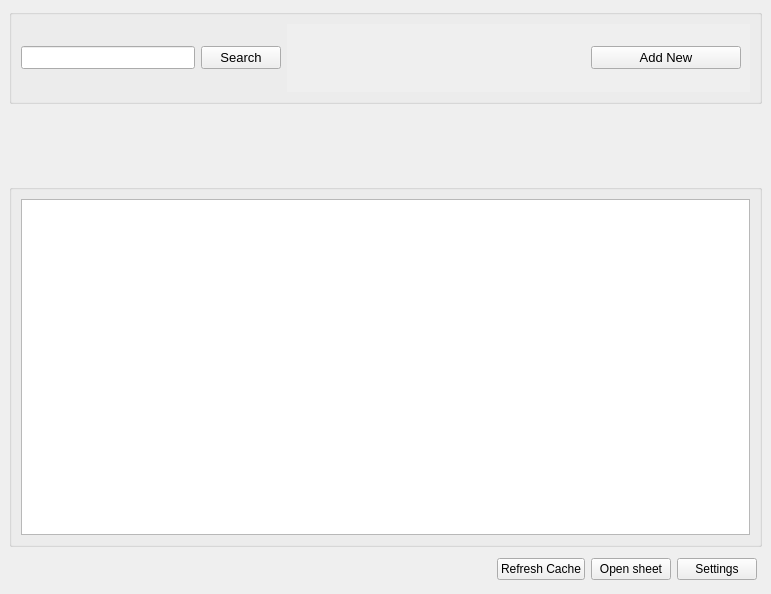
The window that qt5/gui_elements/mainUI.ui (Shotaos/GSheetsEngine) describes before a commit, drawn with Qt 5.
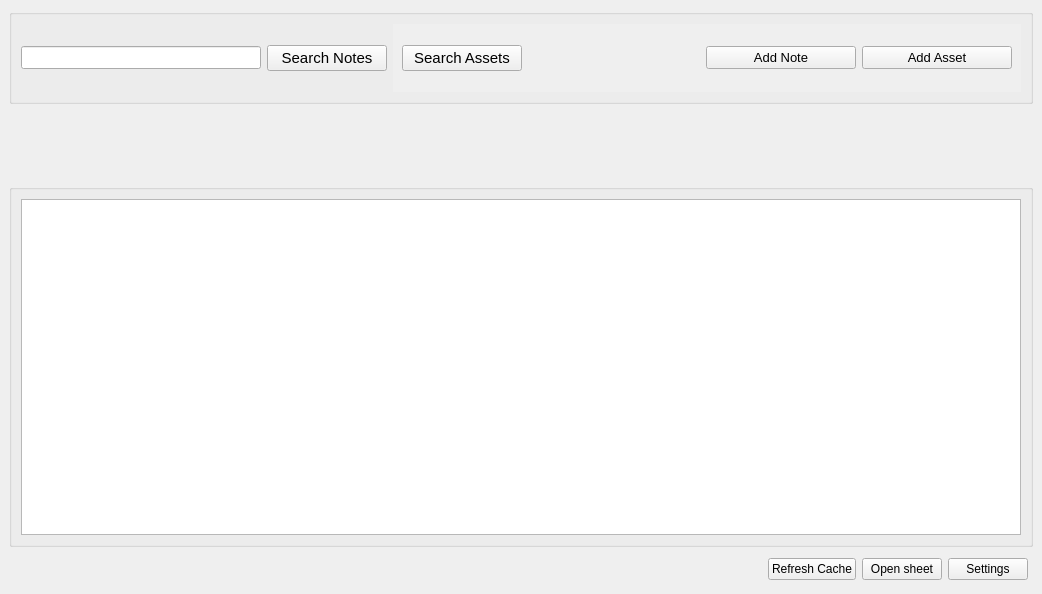
The same window after the commit.

Commit message: Initial commit of UE Assets update

Patch:
```diff
--- a/qt5/gui_elements/mainUI.ui
+++ b/qt5/gui_elements/mainUI.ui
@@ -6,7 +6,7 @@
    <rect>
     <x>0</x>
     <y>0</y>
-    <width>771</width>
+    <width>1042</width>
     <height>594</height>
    </rect>
   </property>
@@ -122,6 +122,12 @@
            <verstretch>0</verstretch>
           </sizepolicy>
          </property>
+         <property name="minimumSize">
+          <size>
+           <width>240</width>
+           <height>0</height>
+          </size>
+         </property>
          <property name="maximumSize">
           <size>
            <width>16777215</width>
@@ -149,6 +155,12 @@
            <verstretch>0</verstretch>
           </sizepolicy>
          </property>
+         <property name="minimumSize">
+          <size>
+           <width>120</width>
+           <height>0</height>
+          </size>
+         </property>
          <property name="maximumSize">
           <size>
            <width>16777215</width>
@@ -157,11 +169,13 @@
          </property>
          <property name="font">
           <font>
-           <pointsize>10</pointsize>
+           <pointsize>11</pointsize>
+           <weight>50</weight>
+           <bold>false</bold>
           </font>
          </property>
          <property name="text">
-          <string>Search</string>
+          <string>Search Notes</string>
          </property>
         </widget>
        </item>
@@ -192,11 +206,34 @@
            <rect>
             <x>0</x>
             <y>0</y>
-            <width>463</width>
+            <width>628</width>
             <height>60</height>
            </rect>
           </property>
           <layout class="QHBoxLayout" name="horizontalLayout_5">
+           <item>
+            <widget class="QPushButton" name="search_asset">
+             <property name="minimumSize">
+              <size>
+               <width>120</width>
+               <height>0</height>
+              </size>
+             </property>
+             <property name="font">
+              <font>
+               <pointsize>11</pointsize>
+               <weight>50</weight>
+               <bold>false</bold>
+              </font>
+             </property>
+             <property name="cursor">
+              <cursorShape>PointingHandCursor</cursorShape>
+             </property>
+             <property name="text">
+              <string>Search Assets</string>
+             </property>
+            </widget>
+           </item>
            <item>
             <spacer name="horizontalSpacer_3">
              <property name="orientation">
@@ -225,7 +262,20 @@
               </size>
              </property>
              <property name="text">
-              <string>Add New</string>
+              <string>Add Note</string>
+             </property>
+            </widget>
+           </item>
+           <item>
+            <widget class="QPushButton" name="add_asset">
+             <property name="minimumSize">
+              <size>
+               <width>150</width>
+               <height>0</height>
+              </size>
+             </property>
+             <property name="text">
+              <string>Add Asset</string>
              </property>
             </widget>
            </item>
@@ -320,7 +370,7 @@
         <rect>
          <x>0</x>
          <y>0</y>
-         <width>753</width>
+         <width>1024</width>
          <height>60</height>
         </rect>
        </property>
```
Left out of the diff: 3 changed lines with no effect on the pictures. The commit also changes 9 other files.
